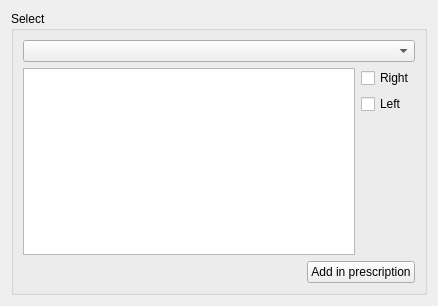
The window that global_resources/forms/subforms/prescriptions/radiology_assistant/ui/xx/xray.ui (FreeHealth/freehealth) describes before a commit, drawn with Qt 5.
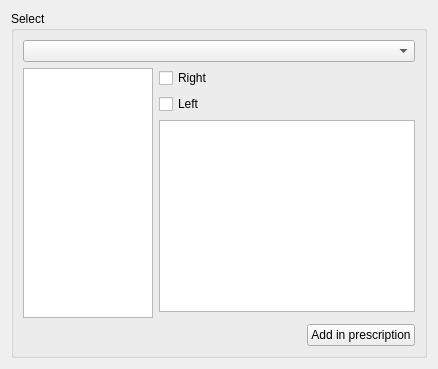
The same window after the commit.

Commit message: French translation added + finger/toe numbers selector added + correction bugs for left/right

Patch:
```diff
--- a/global_resources/forms/subforms/prescriptions/radiology_assistant/ui/xx/xray.ui
+++ b/global_resources/forms/subforms/prescriptions/radiology_assistant/ui/xx/xray.ui
@@ -52,6 +52,9 @@
       </item>
       <item row="1" column="1">
        <layout class="QVBoxLayout" name="verticalLayout">
+        <property name="sizeConstraint">
+         <enum>QLayout::SetMinimumSize</enum>
+        </property>
         <item>
          <widget class="QCheckBox" name="right">
           <property name="text">
@@ -66,6 +69,34 @@
           </property>
          </widget>
         </item>
+        <item>
+         <widget class="QListWidget" name="RaySelectorListWidget">
+          <property name="enabled">
+           <bool>true</bool>
+          </property>
+          <property name="sizePolicy">
+           <sizepolicy hsizetype="MinimumExpanding" vsizetype="MinimumExpanding">
+            <horstretch>0</horstretch>
+            <verstretch>0</verstretch>
+           </sizepolicy>
+          </property>
+          <property name="editTriggers">
+           <set>QAbstractItemView::NoEditTriggers</set>
+          </property>
+          <property name="selectionMode">
+           <enum>QAbstractItemView::ExtendedSelection</enum>
+          </property>
+          <property name="isWrapping" stdset="0">
+           <bool>false</bool>
+          </property>
+          <property name="resizeMode">
+           <enum>QListView::Fixed</enum>
+          </property>
+          <property name="uniformItemSizes">
+           <bool>true</bool>
+          </property>
+         </widget>
+        </item>
        </layout>
       </item>
       <item row="1" column="0" rowspan="2">
```
The commit also changes 1 other file.
